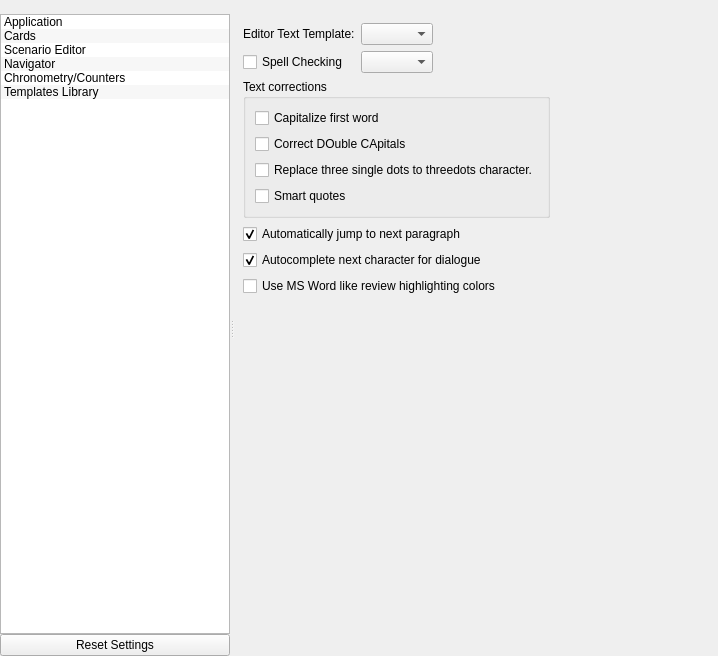
Before: the Qt Designer form src/bin/scenarist-desktop/UserInterfaceLayer/Settings/SettingsView.ui in dimkanovikov/KITScenarist, drawn with Qt 5.
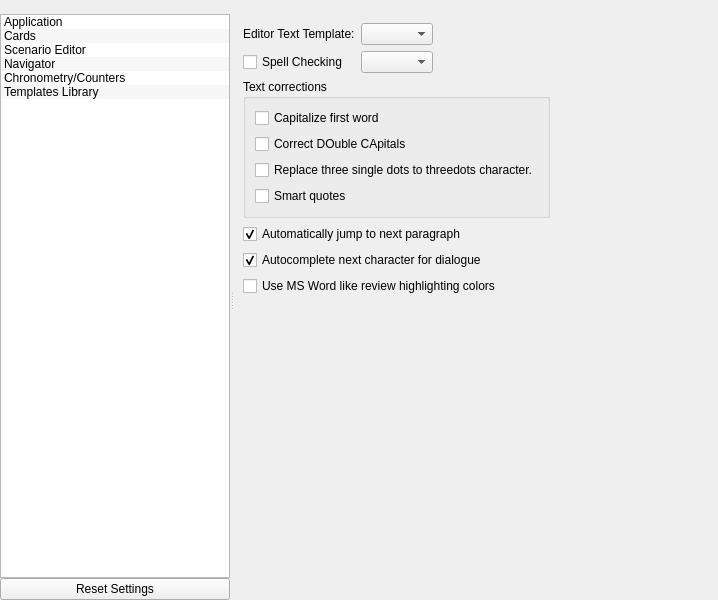
After: the same form once the commit is applied. The open tabs and pages were chosen to show the change. Icons and pictures are not drawn. Custom widgets are drawn as their Qt base class.

Commit message: Portuguese translation and Ui improvements

The edit to the form file:
```diff
--- a/src/bin/scenarist-desktop/UserInterfaceLayer/Settings/SettingsView.ui
+++ b/src/bin/scenarist-desktop/UserInterfaceLayer/Settings/SettingsView.ui
@@ -7,7 +7,7 @@
     <x>0</x>
     <y>0</y>
     <width>718</width>
-    <height>656</height>
+    <height>600</height>
    </rect>
   </property>
   <property name="windowTitle">
@@ -1490,7 +1490,7 @@
                  <property name="sizeHint" stdset="0">
                   <size>
                    <width>20</width>
-                   <height>257</height>
+                   <height>20</height>
                   </size>
                  </property>
                 </spacer>
```
Left out of the diff: 6 changed lines with no effect on the pictures. The commit also changes 6 other files.
